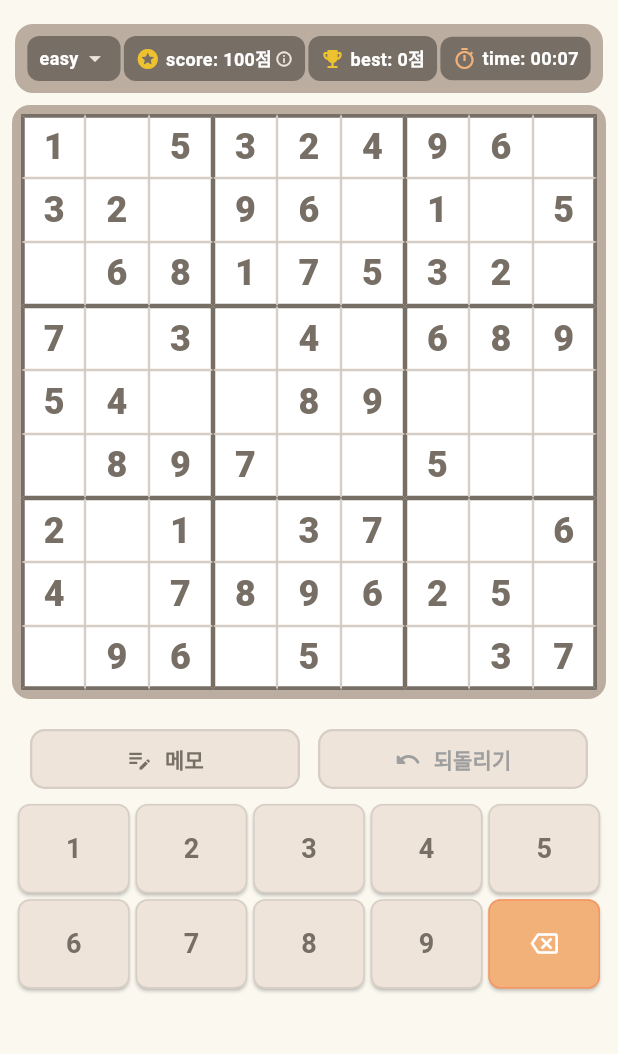
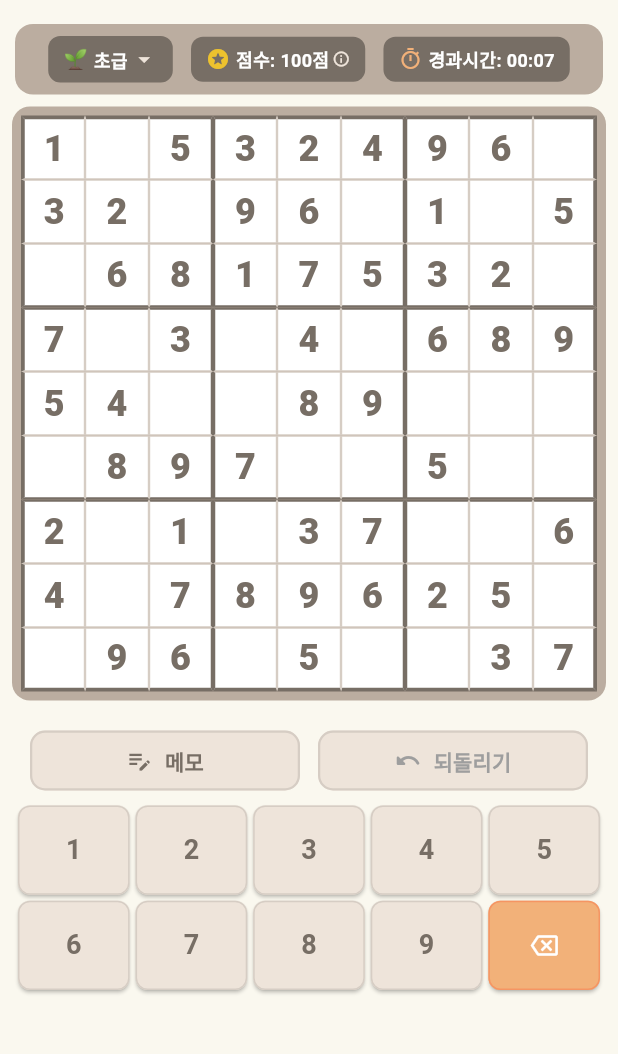
Before and after one commit to jaeleeman1/chloe-sudoku, a Flutter app: the screen it shows after launch, on a phone screen of 412 x 824 dp, the part 72-1126 px from its top. Run offline on Flutter 3.47's test engine with Material 3 defaults, Android fonts, the phone set to English and light mode, and no system bars.

Commit message:
Revert "UI: Update difficulty names to easy/miduam/hard, add best score card on right, update time/score labels"
This reverts commit 08596db479e8c2c94b653a876233e1e71bbd0fd3.

```diff
--- a/lib/screens/home_screen.dart
+++ b/lib/screens/home_screen.dart
@@ -18,7 +18,7 @@ class _HomeScreenState extends State<HomeScreen> {
   int? _selectedRow;
   int? _selectedCol;
 
-  String _currentDifficulty = 'easy';
+  String _currentDifficulty = '초급';
 
   DateTime? _startTime;
   int _elapsedSeconds = 0;
@@ -41,11 +41,11 @@ class _HomeScreenState extends State<HomeScreen> {
 
   int get _difficultyRemovedCount {
     switch (_currentDifficulty) {
-      case 'easy':
+      case '초급':
         return 30;
-      case 'miduam':
+      case '중급':
         return 42;
-      case 'hard':
+      case '고급':
         return 52;
       default:
         return 30;
@@ -54,14 +54,27 @@ class _HomeScreenState extends State<HomeScreen> {
 
   int get _difficultyMultiplier {
     switch (_currentDifficulty) {
-      case 'easy':
+      case '초급':
         return 1;
-      case 'miduam':
+      case '중급':
         return 2;
-      case 'hard':
+      case '고급':
         return 3;
       default:
         return 1;
+    }
+  }
+
+  String get _difficultyEmoji {
+    switch (_currentDifficulty) {
+      case '초급':
+        return '🌱';
+      case '중급':
+        return '⚡';
+      case '고급':
+        return '🔥';
+      default:
+        return '🌱';
     }
   }
 
@@ -265,11 +278,11 @@ class _HomeScreenState extends State<HomeScreen> {
 
   int _getBaseScore(String difficulty) {
     switch (difficulty) {
-      case 'easy':
+      case '초급':
         return 100;
-      case 'miduam':
+      case '중급':
         return 300;
-      case 'hard':
+      case '고급':
         return 600;
       default:
         return 100;
@@ -286,13 +299,13 @@ class _HomeScreenState extends State<HomeScreen> {
     int targetSeconds;
 
     switch (_currentDifficulty) {
-      case 'easy':
+      case '초급':
         targetSeconds = 180;
         break;
-      case 'miduam':
+      case '중급':
         targetSeconds = 360;
         break;
-      case 'hard':
+      case '고급':
         targetSeconds = 600;
         break;
       default:
@@ -550,7 +563,7 @@ class _HomeScreenState extends State<HomeScreen> {
                   Padding(
                     padding: const EdgeInsets.symmetric(horizontal: 10.0, vertical: 4.0),
                     child: Container(
-                      padding: const EdgeInsets.symmetric(horizontal: 6.0, vertical: 8.0),
+                      padding: const EdgeInsets.symmetric(horizontal: 10.0, vertical: 8.0),
                       decoration: BoxDecoration(
                         color: const Color(0xFFBBADA0),
                         borderRadius: BorderRadius.circular(12),
@@ -558,7 +571,7 @@ class _HomeScreenState extends State<HomeScreen> {
                       child: Row(
                         mainAxisAlignment: MainAxisAlignment.spaceEvenly,
                         children: [
-                          // 1. 난이도 선택 버튼 (이모지 없음, easy / miduam / hard)
+                          // 1. 난이도 선택 버튼 (이모지 포함)
                           PopupMenuButton<String>(
                             initialValue: _currentDifficulty,
                             onSelected: (String level) {
@@ -575,12 +588,12 @@ class _HomeScreenState extends State<HomeScreen> {
                               borderRadius: BorderRadius.circular(16),
                             ),
                             itemBuilder: (context) => [
-                              _buildMenuItem('easy', Icons.sentiment_satisfied_alt, const Color(0xFF8F7A66)),
-                              _buildMenuItem('miduam', Icons.sentiment_neutral, const Color(0xFF8F7A66)),
-                              _buildMenuItem('hard', Icons.local_fire_department, const Color(0xFF8F7A66)),
+                              _buildMenuItem('초급', Icons.sentiment_satisfied_alt, const Color(0xFF8F7A66)),
+                              _buildMenuItem('중급', Icons.sentiment_neutral, const Color(0xFF8F7A66)),
+                              _buildMenuItem('고급', Icons.local_fire_department, const Color(0xFF8F7A66)),
                             ],
                             child: Container(
-                              padding: const EdgeInsets.symmetric(horizontal: 8, vertical: 6),
+                              padding: const EdgeInsets.symmetric(horizontal: 10, vertical: 6),
                               decoration: BoxDecoration(
                                 color: const Color(0xFF776E65),
                                 borderRadius: BorderRadius.circular(8),
@@ -588,6 +601,11 @@ class _HomeScreenState extends State<HomeScreen> {
                               child: Row(
                                 mainAxisSize: MainAxisSize.min,
                                 children: [
+                                  Text(
+                                    _difficultyEmoji,
+                                    style: const TextStyle(fontSize: 13),
+                                  ),
+                                  const SizedBox(width: 4),
                                   Text(
                                     _currentDifficulty,
                                     style: const TextStyle(
@@ -610,7 +628,7 @@ class _HomeScreenState extends State<HomeScreen> {
                               });
                             },
                             child: Container(
-                              padding: const EdgeInsets.symmetric(horizontal: 8, vertical: 6),
+                              padding: const EdgeInsets.symmetric(horizontal: 10, vertical: 6),
                               decoration: BoxDecoration(
                                 color: const Color(0xFF776E65),
                                 borderRadius: BorderRadius.circular(8),
@@ -620,7 +638,7 @@ class _HomeScreenState extends State<HomeScreen> {
                                   const Icon(Icons.stars_rounded, size: 16, color: Color(0xFFEDC22E)),
                                   const SizedBox(width: 4),
                                   Text(
-                                    'score: ${_getCurrentGameScore()}점',
+                                    '점수: ${_getCurrentGameScore()}점',
                                     style: const TextStyle(fontSize: 12, fontWeight: FontWeight.bold, color: Colors.white),
                                   ),
                                   const SizedBox(width: 2),
@@ -629,27 +647,9 @@ class _HomeScreenState extends State<HomeScreen> {
                               ),
                             ),
                           ),
-                          // 3. 최고점수 버튼 (점수 버튼 우측)
+                          // 3. 경과시간 카드
                           Container(
-                            padding: const EdgeInsets.symmetric(horizontal: 8, vertical: 6),
-                            decoration: BoxDecoration(
-                              color: const Color(0xFF776E65),
-                              borderRadius: BorderRadius.circular(8),
-                            ),
-                            child: Row(
-                              children: [
-                                const Icon(Icons.emoji_events_rounded, size: 16, color: Color(0xFFEDC22E)),
-                                const SizedBox(width: 4),
-                                Text(
-                                  'best: $_bestScore점',
-                                  style: const TextStyle(fontSize: 12, fontWeight: FontWeight.bold, color: Colors.white),
-                                ),
-                              ],
-                            ),
-                          ),
-                          // 4. 경과 시간 카드 (time: mm:ss)
-                          Container(
-                            padding: const EdgeInsets.symmetric(horizontal: 8, vertical: 6),
+                            padding: const EdgeInsets.symmetric(horizontal: 10, vertical: 6),
                             decoration: BoxDecoration(
                               color: const Color(0xFF776E65),
                               borderRadius: BorderRadius.circular(8),
@@ -659,7 +659,7 @@ class _HomeScreenState extends State<HomeScreen> {
                                 const Icon(Icons.timer_outlined, size: 16, color: Color(0xFFF2B179)),
                                 const SizedBox(width: 4),
                                 Text(
-                                  'time: ${_formatDuration(_elapsedSeconds)}',
+                                  '경과시간: ${_formatDuration(_elapsedSeconds)}',
                                   style: const TextStyle(fontSize: 12, fontWeight: FontWeight.bold, color: Colors.white),
                                 ),
                               ],
@@ -696,23 +696,23 @@ class _HomeScreenState extends State<HomeScreen> {
                           children: [
                             Row(
                               mainAxisAlignment: MainAxisAlignment.spaceBetween,
-                              children: const [
+                              children: [
                                 Text(
-                                  '🏆 점수 산출 기준',
-                                  style: TextStyle(
+                                  '🏆 최고점수: $_bestScore점',
+                                  style: const TextStyle(
                                     fontSize: 14,
                                     fontWeight: FontWeight.bold,
                                     color: Color(0xFFEDC22E),
                                   ),
                                 ),
-                                Icon(Icons.close, size: 16, color: Color(0xFFEEE4DA)),
+                                const Icon(Icons.close, size: 16, color: Color(0xFFEEE4DA)),
                               ],
                             ),
                             const Divider(height: 12, thickness: 1, color: Color(0xFF8F7A66)),
                             const Text(
-                              '• easy: 100점 / 3분 (180초)\n'
-                              '• miduam: 300점 / 6분 (360초)\n'
-                              '• hard: 600점 / 10분 (600초)\n\n'
+                              '• 초급: 100점 / 3분 (180초)\n'
+                              '• 중급: 300점 / 6분 (360초)\n'
+                              '• 고급: 600점 / 10분 (600초)\n\n'
                               '⭐ 점수 계산 방식\n'
                               '• 기준 시간 이내 성공: 기본 점수 + (기준 시간 - 해결 시간)\n'
                               '• 기준 시간 초과 성공: 기본 점수 - (해결 시간 - 기준 시간)\n'
```
